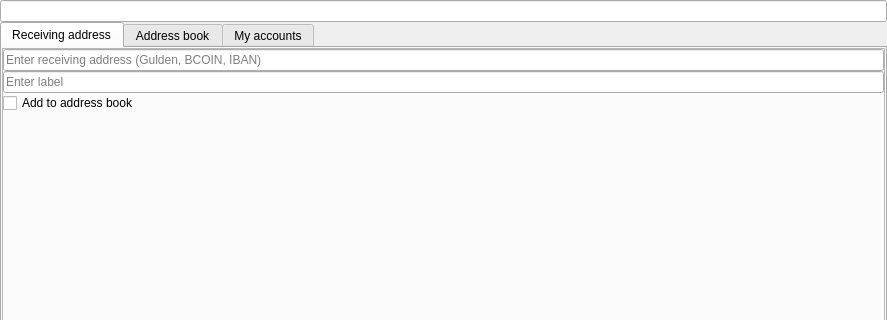
frozenflux3/munt-official, file src/qt/_Gulden/forms/guldensendcoinsentry.ui: the form before one commit; both pictures show x 0 to 887 and y 0 to 320 of the 887 by 660 pixel window.
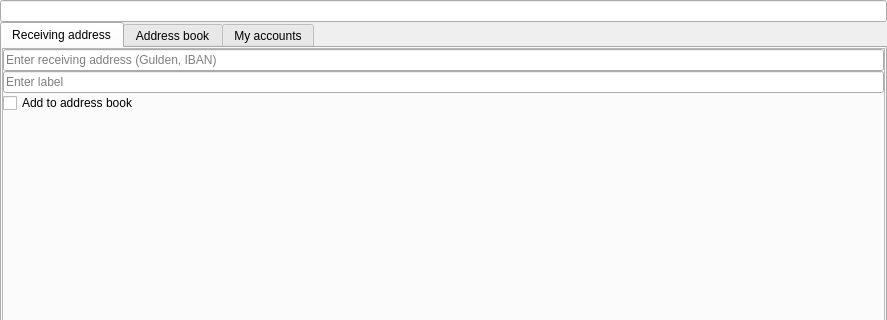
The form after the commit. The open tabs and pages were chosen to show the change. Custom widgets are drawn as their Qt base class.

Diff of the .ui file:
```diff
--- a/src/qt/_Gulden/forms/guldensendcoinsentry.ui
+++ b/src/qt/_Gulden/forms/guldensendcoinsentry.ui
@@ -82,7 +82,7 @@
               <item>
                <widget class="QLineEdit" name="receivingAddress">
                 <property name="placeholderText">
-                 <string>Enter receiving address (Gulden, BCOIN, IBAN)</string>
+                 <string>Enter receiving address (Gulden, IBAN)</string>
                 </property>
                </widget>
               </item>
```
